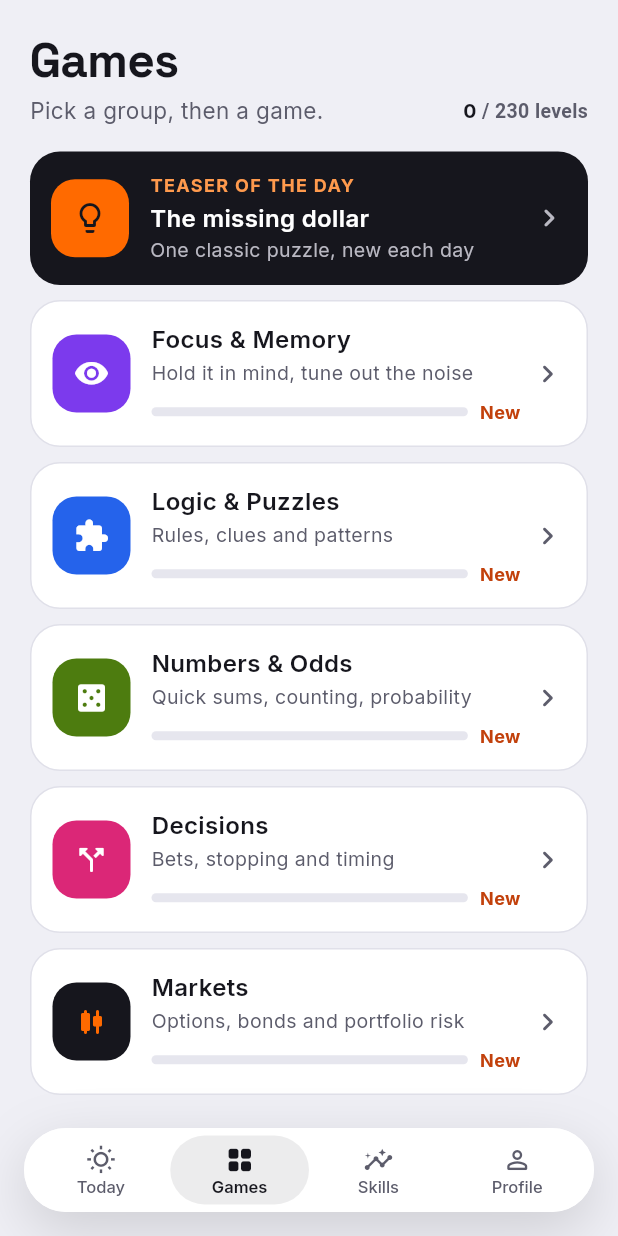
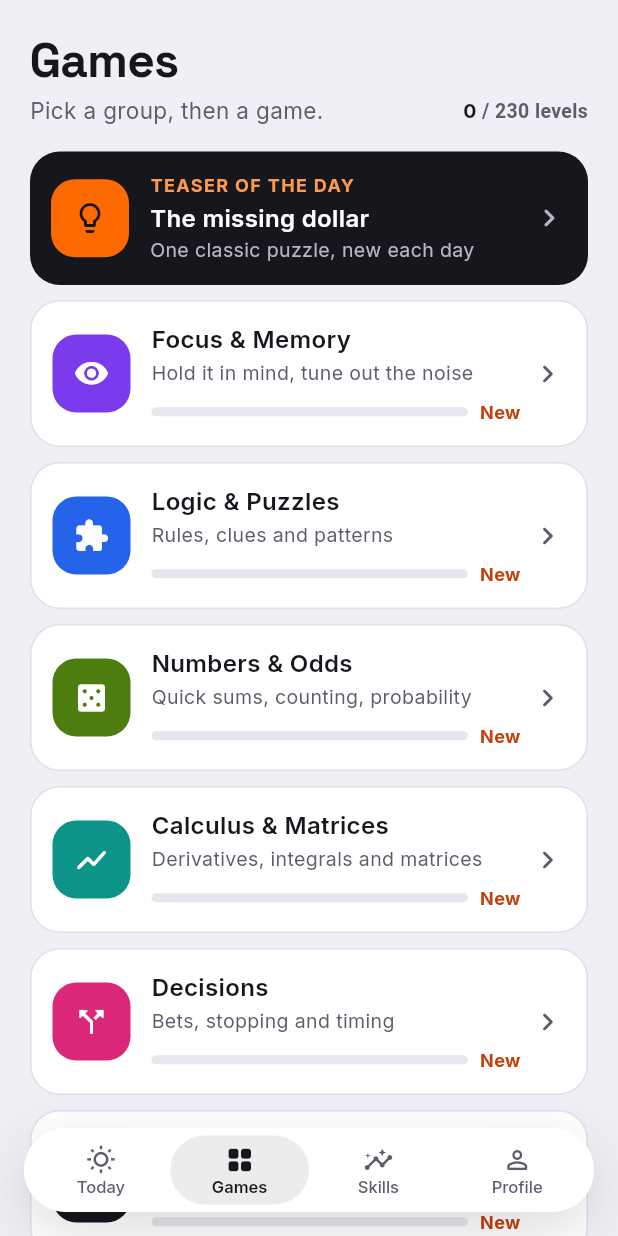
Before and after one commit to samuelavike1/smartx, a Flutter app: the screen it shows after launch, item 2 of the bottom bar chosen, on a phone screen of 412 x 824 dp. Run offline on Flutter 3.47's test engine with Material 3 defaults, Android fonts, the phone set to English and light mode, and no system bars; our stand-ins replace flutter_riverpod, go_router, material_ui, shared_preferences.

Commit message:
Calculus & Matrices group (teal), empty until its games land

```diff
--- a/lib/core/game/game_category.dart
+++ b/lib/core/game/game_category.dart
@@ -33,6 +33,12 @@ enum GameCategory {
       'spread_bell',
     ],
   ),
+  maths(
+    'Calculus & Matrices',
+    'Derivatives, integrals and matrices',
+    Icons.show_chart_rounded,
+    [],
+  ),
   decisions(
     'Decisions',
     'Bets, stopping and timing',
@@ -59,6 +65,8 @@ enum GameCategory {
     focusMemory => Skill.memory.color,
     logic => Skill.logic.color,
     numbers => Skill.numbers.color,
+    // The one skill colour no other group uses.
+    maths => Skill.patternRecognition.color,
     decisions => Skill.problemSolving.color,
     markets => null,
   };
--- a/lib/features/games/games_screen.dart
+++ b/lib/features/games/games_screen.dart
@@ -178,7 +178,7 @@ class CategoryCard extends StatelessWidget {
       0,
       (sum, g) => sum + progress.forGame(g.id).levelsReached,
     );
-    final fill = levels / (games.length * 10);
+    final fill = games.isEmpty ? 0.0 : levels / (games.length * 10);
     final (tile, icon) = categoryColors(context, category);
 
     return PressScale(
--- a/lib/features/games/group_screen.dart
+++ b/lib/features/games/group_screen.dart
@@ -140,7 +140,7 @@ class GroupScreen extends ConsumerWidget {
                         borderRadius: BorderRadius.circular(99),
                       ),
                       child: FractionallySizedBox(
-                        widthFactor: reached / total,
+                        widthFactor: total == 0 ? 0 : reached / total,
                         child: Container(
                           decoration: BoxDecoration(
                             // Markets' dark tile would vanish on black.
```
